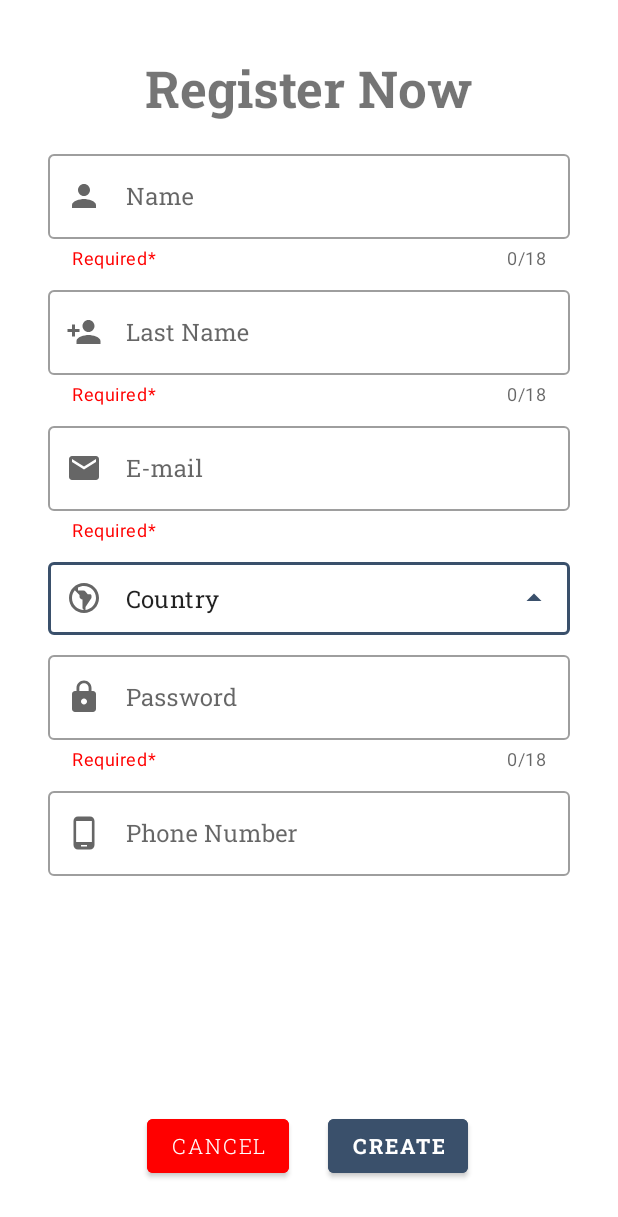
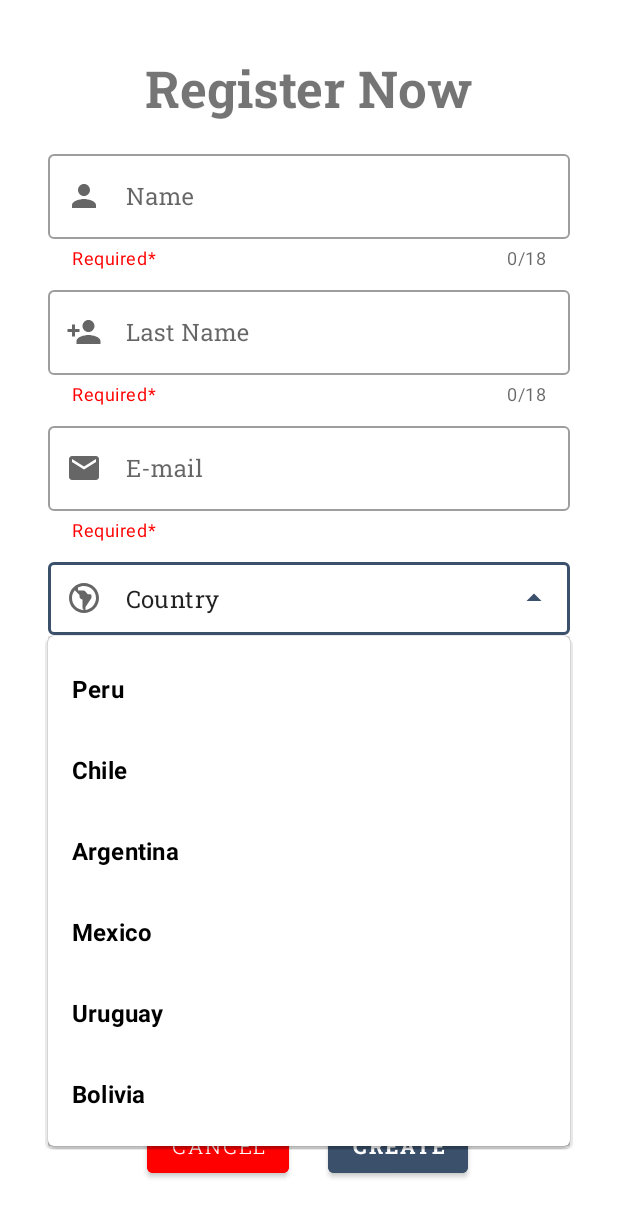
Before and after one commit to Sohail1011/Admin-Android, an Android app: the RegisterActivity screen opened directly, with no data from a screen before it, after a tap on an icon or button, on a phone screen of 412 x 824 dp. Shown: the top 1217 px of the screen. Run offline under Robolectric (Android 15) with nearby library versions, the phone set to English and light mode, and no system bars.

Commit message:
five change

```diff
--- a/app/src/main/java/com/example/admin/RegisterActivity.java
+++ b/app/src/main/java/com/example/admin/RegisterActivity.java
@@ -1,14 +1,45 @@
 package com.example.admin;
+
+import static android.widget.Toast.*;
 
 import androidx.appcompat.app.AppCompatActivity;
 
+import android.content.res.Resources;
 import android.os.Bundle;
+import android.view.View;
+import android.widget.AdapterView;
+import android.widget.ArrayAdapter;
+import android.widget.AutoCompleteTextView;
+import android.widget.Toast;
 
 public class RegisterActivity extends AppCompatActivity {
+
+    String[] items;
+
+    AutoCompleteTextView autCountry;
+
+    ArrayAdapter<String> adapterItems;
 
     @Override
     protected void onCreate(Bundle savedInstanceState) {
         super.onCreate(savedInstanceState);
         setContentView(R.layout.activity_register);
+
+        Resources res = getResources();
+
+        items = res.getStringArray(R.array.countries);
+
+        autCountry = findViewById(R.id.autCountry);
+
+        adapterItems = new ArrayAdapter<String>(this, R.layout.dropdown_item, items);
+
+        autCountry.setAdapter(adapterItems);
+
+        autCountry.setOnItemClickListener(new AdapterView.OnItemClickListener() {
+            @Override
+            public void onItemClick(AdapterView<?> parent, View view, int position, long id) {
+                String item = parent.getItemAtPosition(position).toString();
+            }
+        });
     }
 }
--- a/app/src/main/res/layout/activity_register.xml
+++ b/app/src/main/res/layout/activity_register.xml
@@ -120,6 +120,7 @@
             android:layout_height="match_parent"
             android:layout_weight="1"
             android:fontFamily="@font/roboto_slab"
+            android:inputType="none"
             android:text="@string/country" />
 
     </com.google.android.material.textfield.TextInputLayout>
--- /dev/null
+++ b/app/src/main/res/layout/dropdown_item.xml
@@ -0,0 +1,9 @@
+<TextView xmlns:android="http://schemas.android.com/apk/res/android"
+    android:layout_width="match_parent"
+    android:layout_height="wrap_content"
+    android:ellipsize="end"
+    android:maxLines="1"
+    android:padding="16dp"
+    android:textAppearance="?attr/textAppearanceSubtitle1"
+    android:textColor="@color/black"
+    android:textStyle="bold" />
--- a/app/src/main/res/values/strings.xml
+++ b/app/src/main/res/values/strings.xml
@@ -18,4 +18,12 @@
     <string name="rooms">Rooms</string>
     <string name="prices">Prices</string>
     <string name="profile">Profile</string>
+    <string-array name="countries">
+        <item>Peru</item>
+        <item>Chile</item>
+        <item>Argentina</item>
+        <item>Mexico</item>
+        <item>Uruguay</item>
+        <item>Bolivia</item>
+    </string-array>
 </resources>
```
Also changed, not shown: 1 other file.
